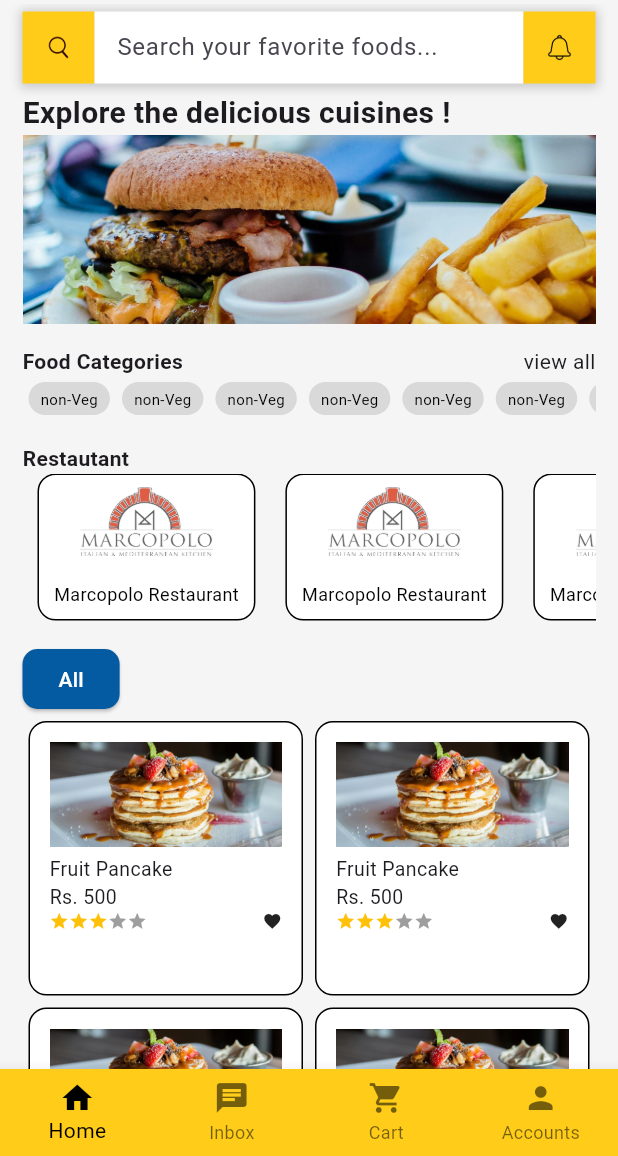
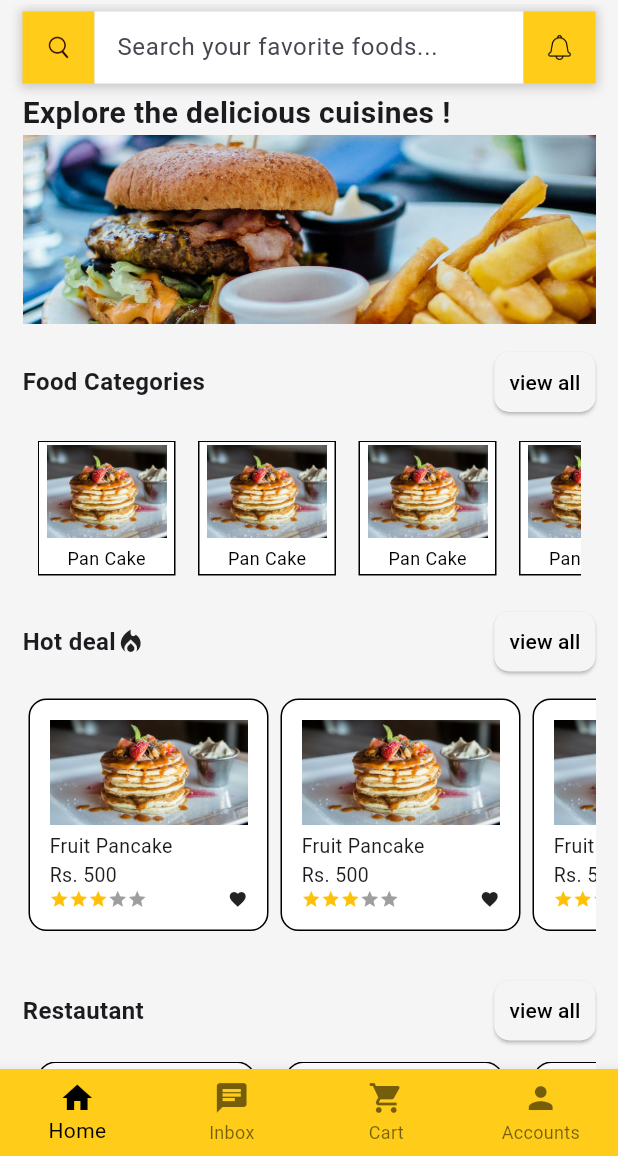
Before and after one commit to Mukesh-Bartaula/Food-Management-System, a Flutter app: the Home screen opened directly, on a phone screen of 412 x 824 dp, the part 80-1236 px from its top. Run offline on Flutter 3.47's test engine with Material 3 defaults, Android fonts, the phone set to English and light mode, and no system bars; drawn by our look-alikes of flutter_rating_bar.

Commit message:
updated: home frame

```diff
--- a/lib/screen/home.dart
+++ b/lib/screen/home.dart
@@ -1,9 +1,7 @@
-// import 'package:flutter/gestures.dart';
-// import 'dart:io';
-
 import 'package:flutter/material.dart';
 import 'package:flutter_rating_bar/flutter_rating_bar.dart';
 import '../context/colors.dart';
+import './cart.dart';
 import './all_food.dart';
 import './profile.dart';
 import './restaurant.dart';
@@ -19,7 +17,7 @@ class _HomeState extends State<Home> {
   int _currentIndex = 0;
   final tabs = [
     Center(child: Home()),
-    Center(child: AllFood()),
+    Center(child: Home()),
     Center(child: Home()),
     Center(child: Home()),
   ];
@@ -70,8 +68,8 @@ class _HomeState extends State<Home> {
                   searchBox(),
                   exploreFood(),
                   foodCategories(),
+                  allFood(),
                   restaurant(),
-                  allFood()
                 ]),
               ),
             ],
@@ -140,22 +138,10 @@ class _HomeState extends State<Home> {
                   padding: const EdgeInsets.symmetric(horizontal: 15),
                   decoration: const BoxDecoration(
                     color: Colors.white,
-                    // borderRadius: BorderRadius.circular(5),
                   ),
                   child: const TextField(
-                    // onChanged: (value) => _runFilter(value),
                     decoration: InputDecoration(
                       contentPadding: EdgeInsets.all(0),
-                      // prefixIcon: Icon(
-                      //   Icons.search,
-                      //   color: black,
-                      //   size: 20,
-                      // ),
-
-                      // prefixIconColor: Color.fromARGB(255, 210, 240, 14),
-                      // prefixIconConstraints: BoxConstraints(
-                      //   maxHeight: 20,
-                      // ),
                       hintText: 'Search your favorite foods...',
                       border: InputBorder.none,
                     ),
@@ -164,10 +150,16 @@ class _HomeState extends State<Home> {
               ],
             ),
           ),
-          // const SizedBox(
-          //   width: 5,
-          // ),
-          Container(
+          GestureDetector(
+            onTap: () {
+              Navigator.push(
+                context,
+                MaterialPageRoute(
+                  builder: (context) => const Cart(),
+                ),
+              );
+            },
+            child: Container(
               height: 48,
               padding: const EdgeInsets.all(15),
               color: yellow,
@@ -175,7 +167,8 @@ class _HomeState extends State<Home> {
                 'assets/images/notifications.png',
                 height: 10,
               ),
-          )
+            ),
+          ),
         ],
       ),
     );
@@ -215,54 +208,135 @@ class _HomeState extends State<Home> {
   Widget foodCategories() {
     return Column(
       children: [
-        const Row(
+        Row(
           mainAxisAlignment: MainAxisAlignment.spaceBetween,
           children: [
-            Text(
+            const Text(
               'Food Categories',
-              style: TextStyle(fontWeight: FontWeight.bold),
+              style: TextStyle(fontWeight: FontWeight.bold, fontSize: 16),
             ),
-            Text('view all')
+            Container(
+              decoration: BoxDecoration(
+                borderRadius: BorderRadius.circular(8),
+              ),
+              child: ElevatedButton(
+                onPressed: () {
+                  print('Login button pressed');
+                  Navigator.push(context,
+                      MaterialPageRoute(builder: (context) => AllFood()));
+                },
+                style: ElevatedButton.styleFrom(
+                  backgroundColor: bg,
+                  padding: EdgeInsets.symmetric(horizontal: 10, vertical: 5),
+                  foregroundColor: Colors.black,
+                  shape: RoundedRectangleBorder(
+                    borderRadius: BorderRadius.circular(10),
+                  ),
+                ),
+                child: const Text('view all'),
+              ),
+            ),
           ],
         ),
+        const SizedBox(
+          height: 5,
+        ),
         Container(
-          height: 30,
+          height: 110,
+          padding: const EdgeInsets.all(10),
           child: ListView(
             scrollDirection: Axis.horizontal,
             children: List.generate(
-              10,
-              (index) => Container(
-                margin: const EdgeInsets.all(4.0),
-                padding: const EdgeInsets.symmetric(vertical: 4, horizontal: 8),
+              5,
+              (index) => Center(
+                child: GestureDetector(
+                  onTap: () {
+                    Navigator.push(
+                      context,
+                      MaterialPageRoute(
+                        builder: (context) => Restaurant(),
+                      ),
+                    );
+                  },
+                  child: Container(
+                    height: 90,
+                    margin: const EdgeInsets.only(right: 15),
+                    padding: const EdgeInsets.symmetric(horizontal: 5),
                     decoration: BoxDecoration(
-                  color: graybg,
-                  borderRadius: BorderRadius.circular(12.0),
+                      color: Colors.white,
+                      border: Border.all(
+                        color: Colors.black, // Set the border color
+                        // Set the border width
                       ),
-                child: const Text(
-                  'non-Veg',
-                  style: TextStyle(color: black, fontSize: 10),
+                    ),
+                    child: Column(
+                      mainAxisAlignment: MainAxisAlignment.spaceAround,
+                      children: [
+                        Container(
+                          child: Image.asset(
+                            'assets/images/foods/pancake.jpg',
+                            height: 62,
+                            width: 80,
+                            fit: BoxFit.cover,
+                          ),
+                        ),
+                        const Text(
+                          'Pan Cake',
+                          style: TextStyle(color: black, fontSize: 12),
+                        ),
+                      ],
                     ),
                   ),
                 ),
               ),
-        )
+            ),
+          ),
+        ),
+        const SizedBox(
+          height: 10,
+        ),
       ],
     );
   }
 
   Widget restaurant() {
     return Container(
-      margin: const EdgeInsets.symmetric(vertical: 15),
+      margin: const EdgeInsets.symmetric(vertical: 10),
       child: Column(
         children: [
-          const Row(
-            mainAxisAlignment: MainAxisAlignment.start,
+          Row(
+            mainAxisAlignment: MainAxisAlignment.spaceBetween,
             children: [
-              Text(
+              const Text(
                 'Restautant',
-                style: TextStyle(fontWeight: FontWeight.bold),
+                style: TextStyle(fontWeight: FontWeight.bold, fontSize: 16),
+              ),
+              Container(
+                decoration: BoxDecoration(
+                  borderRadius: BorderRadius.circular(8),
+                ),
+                child: ElevatedButton(
+                  onPressed: () {
+                    print('Login button pressed');
+                    Navigator.push(context,
+                        MaterialPageRoute(builder: (context) => AllFood()));
+                  },
+                  style: ElevatedButton.styleFrom(
+                    backgroundColor: bg,
+                    padding:
+                        const EdgeInsets.symmetric(horizontal: 10, vertical: 5),
+                    foregroundColor: Colors.black,
+                    shape: RoundedRectangleBorder(
+                      borderRadius: BorderRadius.circular(10),
+                    ),
+                  ),
+                  child: const Text('view all'),
+                ),
               ),
             ],
+          ),
+          const SizedBox(
+            height: 10,
           ),
           Container(
             height: 98,
@@ -309,7 +383,8 @@ class _HomeState extends State<Home> {
                   ),
                 ),
               ),
-              )),
+            ),
+          ),
         ],
       ),
     );
@@ -322,13 +397,20 @@ class _HomeState extends State<Home> {
         mainAxisAlignment: MainAxisAlignment.spaceBetween,
         children: [
           Row(
-            mainAxisAlignment: MainAxisAlignment.start,
+            mainAxisAlignment: MainAxisAlignment.spaceBetween,
             children: [
+              const Row(children: [
+                Text(
+                  'Hot deal',
+                  style: TextStyle(fontSize: 16, fontWeight: FontWeight.bold),
+                ),
+                SizedBox(
+                  child: Icon(Icons.local_fire_department, size: 20),
+                )
+              ]),
               Container(
                 decoration: BoxDecoration(
-                  // Set background color of the box
-                  borderRadius: BorderRadius.circular(
-                      8), // Optional: Set border radius for rounded corners
+                  borderRadius: BorderRadius.circular(8),
                 ),
                 child: ElevatedButton(
                   onPressed: () {
@@ -337,26 +419,31 @@ class _HomeState extends State<Home> {
                         MaterialPageRoute(builder: (context) => AllFood()));
                   },
                   style: ElevatedButton.styleFrom(
-                    backgroundColor: const Color.fromARGB(255, 5, 91, 161),
-                    foregroundColor: Colors.white,
+                    backgroundColor: bg,
+                    padding:
+                        const EdgeInsets.symmetric(horizontal: 10, vertical: 5),
+                    foregroundColor: Colors.black,
                     shape: RoundedRectangleBorder(
                       borderRadius: BorderRadius.circular(10),
                     ),
                   ),
-                  child: const Text('All'),
+                  child: const Text('view all'),
                 ),
               ),
             ],
           ),
+          const SizedBox(
+            height: 10,
+          ),
           Container(
-            height: 300,
-            child: GridView.count(
-              crossAxisCount: 2,
+            height: 163,
+            child: ListView(
+              scrollDirection: Axis.horizontal,
               children: List.generate(
                 5,
                 (index) => Container(
-                  height: 66,
-                  width: 120,
+                  height: 120,
+                  width: 160,
                   padding: const EdgeInsets.all(5),
                   margin: const EdgeInsets.all(4.0),
                   decoration: BoxDecoration(
```
Lines whose indentation alone changed are shown as unchanged.
